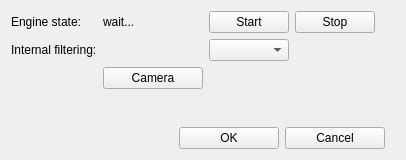
Above: FTNoIR_Tracker_SM/FTNoIR_SM_Controls.ui from opentrack/opentrack before the change. Below: the same form after it.
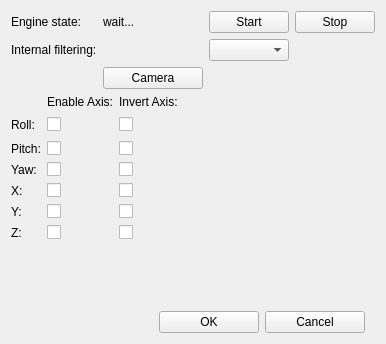
That is the form after the change. Icons and pictures are not drawn.

Diff of the .ui file:
```diff
--- a/FTNoIR_Tracker_SM/FTNoIR_SM_Controls.ui
+++ b/FTNoIR_Tracker_SM/FTNoIR_SM_Controls.ui
@@ -6,8 +6,8 @@
    <rect>
     <x>0</x>
     <y>0</y>
-    <width>406</width>
-    <height>160</height>
+    <width>383</width>
+    <height>344</height>
    </rect>
   </property>
   <property name="windowTitle">
@@ -92,6 +92,274 @@
      </item>
     </layout>
    </item>
+   <item>
+    <layout class="QGridLayout" name="gridLayout_2">
+     <item row="1" column="0">
+      <widget class="QLabel" name="label_6">
+       <property name="text">
+        <string>Roll:</string>
+       </property>
+      </widget>
+     </item>
+     <item row="2" column="0">
+      <widget class="QLabel" name="label_7">
+       <property name="text">
+        <string>Pitch:</string>
+       </property>
+      </widget>
+     </item>
+     <item row="3" column="0">
+      <widget class="QLabel" name="label_8">
+       <property name="text">
+        <string>Yaw:</string>
+       </property>
+      </widget>
+     </item>
+     <item row="1" column="1">
+      <widget class="QCheckBox" name="chkEnableRoll">
+       <property name="maximumSize">
+        <size>
+         <width>20</width>
+         <height>16777215</height>
+        </size>
+       </property>
+       <property name="layoutDirection">
+        <enum>Qt::LeftToRight</enum>
+       </property>
+       <property name="styleSheet">
+        <string notr="true"/>
+       </property>
+       <property name="text">
+        <string/>
+       </property>
+      </widget>
+     </item>
+     <item row="0" column="1">
+      <widget class="QLabel" name="label_10">
+       <property name="text">
+        <string>Enable Axis:</string>
+       </property>
+      </widget>
+     </item>
+     <item row="4" column="0">
+      <widget class="QLabel" name="label_12">
+       <property name="text">
+        <string>X:</string>
+       </property>
+      </widget>
+     </item>
+     <item row="5" column="0">
+      <widget class="QLabel" name="label_13">
+       <property name="text">
+        <string>Y:</string>
+       </property>
+      </widget>
+     </item>
+     <item row="6" column="0">
+      <widget class="QLabel" name="label_14">
+       <property name="text">
+        <string>Z:</string>
+       </property>
+      </widget>
+     </item>
+     <item row="2" column="1">
+      <widget class="QCheckBox" name="chkEnablePitch">
+       <property name="maximumSize">
+        <size>
+         <width>20</width>
+         <height>16777215</height>
+        </size>
+       </property>
+       <property name="layoutDirection">
+        <enum>Qt::LeftToRight</enum>
+       </property>
+       <property name="text">
+        <string/>
+       </property>
+      </widget>
+     </item>
+     <item row="3" column="1">
+      <widget class="QCheckBox" name="chkEnableYaw">
+       <property name="maximumSize">
+        <size>
+         <width>20</width>
+         <height>16777215</height>
+        </size>
+       </property>
+       <property name="layoutDirection">
+        <enum>Qt::LeftToRight</enum>
+       </property>
+       <property name="text">
+        <string/>
+       </property>
+      </widget>
+     </item>
+     <item row="3" column="2">
+      <widget class="QCheckBox" name="chkInvertYaw">
+       <property name="maximumSize">
+        <size>
+         <width>20</width>
+         <height>16777215</height>
+        </size>
+       </property>
+       <property name="layoutDirection">
+        <enum>Qt::LeftToRight</enum>
+       </property>
+       <property name="text">
+        <string/>
+       </property>
+      </widget>
+     </item>
+     <item row="2" column="2">
+      <widget class="QCheckBox" name="chkInvertPitch">
+       <property name="maximumSize">
+        <size>
+         <width>20</width>
+         <height>16777215</height>
+        </size>
+       </property>
+       <property name="layoutDirection">
+        <enum>Qt::LeftToRight</enum>
+       </property>
+       <property name="text">
+        <string/>
+       </property>
+      </widget>
+     </item>
+     <item row="1" column="2">
+      <widget class="QCheckBox" name="chkInvertRoll">
+       <property name="maximumSize">
+        <size>
+         <width>20</width>
+         <height>16777215</height>
+        </size>
+       </property>
+       <property name="layoutDirection">
+        <enum>Qt::LeftToRight</enum>
+       </property>
+       <property name="text">
+        <string/>
+       </property>
+      </widget>
+     </item>
+     <item row="0" column="2">
+      <widget class="QLabel" name="label_11">
+       <property name="text">
+        <string>Invert Axis:</string>
+       </property>
+      </widget>
+     </item>
+     <item row="1" column="3">
+      <spacer name="horizontalSpacer_4">
+       <property name="orientation">
+        <enum>Qt::Horizontal</enum>
+       </property>
+       <property name="sizeHint" stdset="0">
+        <size>
+         <width>40</width>
+         <height>20</height>
+        </size>
+       </property>
+      </spacer>
+     </item>
+     <item row="4" column="1">
+      <widget class="QCheckBox" name="chkEnableX">
+       <property name="maximumSize">
+        <size>
+         <width>20</width>
+         <height>16777215</height>
+        </size>
+       </property>
+       <property name="layoutDirection">
+        <enum>Qt::LeftToRight</enum>
+       </property>
+       <property name="text">
+        <string/>
+       </property>
+      </widget>
+     </item>
+     <item row="5" column="1">
+      <widget class="QCheckBox" name="chkEnableY">
+       <property name="maximumSize">
+        <size>
+         <width>20</width>
+         <height>16777215</height>
+        </size>
+       </property>
+       <property name="layoutDirection">
+        <enum>Qt::LeftToRight</enum>
+       </property>
+       <property name="text">
+        <string/>
+       </property>
+      </widget>
+     </item>
+     <item row="6" column="1">
+      <widget class="QCheckBox" name="chkEnableZ">
+       <property name="maximumSize">
+        <size>
+         <width>20</width>
+         <height>16777215</height>
+        </size>
+       </property>
+       <property name="layoutDirection">
+        <enum>Qt::LeftToRight</enum>
+       </property>
+       <property name="text">
+        <string/>
+       </property>
+      </widget>
+     </item>
+     <item row="4" column="2">
+      <widget class="QCheckBox" name="chkInvertX">
+       <property name="maximumSize">
+        <size>
+         <width>20</width>
+         <height>16777215</height>
+        </size>
+       </property>
+       <property name="layoutDirection">
+        <enum>Qt::LeftToRight</enum>
+       </property>
+       <property name="text">
+        <string/>
+       </property>
+      </widget>
+     </item>
+     <item row="5" column="2">
+      <widget class="QCheckBox" name="chkInvertY">
+       <property name="maximumSize">
+        <size>
+         <width>20</width>
+         <height>16777215</height>
+        </size>
+       </property>
+       <property name="layoutDirection">
+        <enum>Qt::LeftToRight</enum>
+       </property>
+       <property name="text">
+        <string/>
+       </property>
+      </widget>
+     </item>
+     <item row="6" column="2">
+      <widget class="QCheckBox" name="chkInvertZ">
+       <property name="maximumSize">
+        <size>
+         <width>20</width>
+         <height>16777215</height>
+        </size>
+       </property>
+       <property name="layoutDirection">
+        <enum>Qt::LeftToRight</enum>
+       </property>
+       <property name="text">
+        <string/>
+       </property>
+      </widget>
+     </item>
+    </layout>
+   </item>
    <item>
     <spacer name="verticalSpacer">
      <property name="orientation">
```
